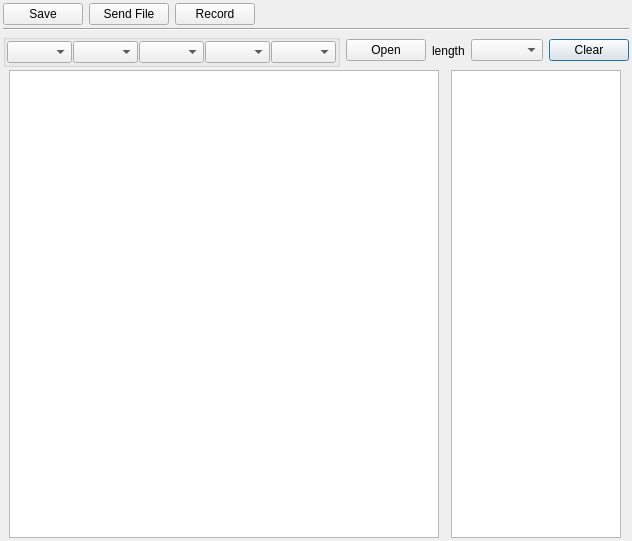
The window that Hell_serial_src/hell_serial.ui (Merisy-Thing/Hell-serial-tool) describes before a commit, drawn with Qt 5.
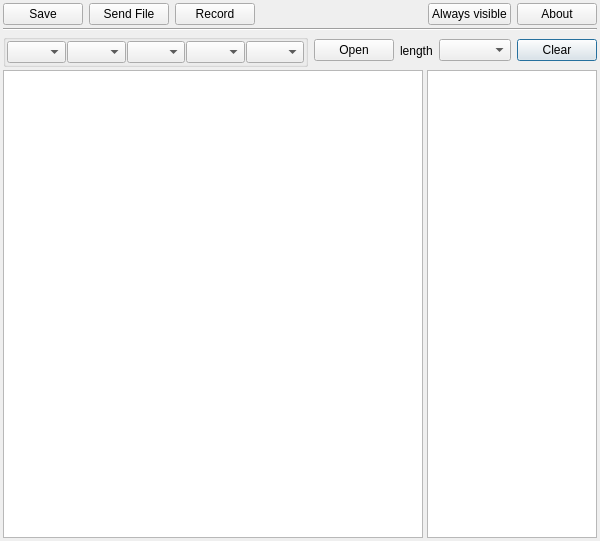
The same window after the commit.

Commit message: add usleep() fun in teceive thread to reduce CPU usage. add make window always on top function

The edit to the form file:
```diff
--- a/Hell_serial_src/hell_serial.ui
+++ b/Hell_serial_src/hell_serial.ui
@@ -6,7 +6,7 @@
    <rect>
     <x>0</x>
     <y>0</y>
-    <width>632</width>
+    <width>600</width>
     <height>541</height>
    </rect>
   </property>
@@ -261,6 +261,20 @@
        </property>
       </spacer>
      </item>
+     <item>
+      <widget class="QPushButton" name="pb_always_visible">
+       <property name="text">
+        <string>Always visible</string>
+       </property>
+      </widget>
+     </item>
+     <item>
+      <widget class="QPushButton" name="pb_about">
+       <property name="text">
+        <string>About</string>
+       </property>
+      </widget>
+     </item>
     </layout>
    </item>
    <item row="1" column="0">
```
Left out of the diff: 2 changed lines with no effect on the pictures. The commit also changes 3 other files.
